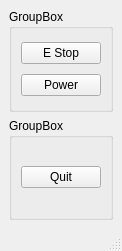
jethornton/Indicator, file simple.ui: the form before one commit.
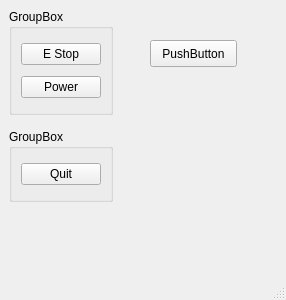
The form after the commit.

The edit to the form file:
```diff
--- a/simple.ui
+++ b/simple.ui
@@ -6,17 +6,23 @@
    <rect>
     <x>0</x>
     <y>0</y>
-    <width>122</width>
-    <height>251</height>
+    <width>286</width>
+    <height>300</height>
    </rect>
   </property>
   <property name="windowTitle">
    <string>MainWindow</string>
   </property>
   <widget class="QWidget" name="centralwidget">
-   <layout class="QVBoxLayout" name="verticalLayout">
-    <item>
      <widget class="QGroupBox" name="groupBox">
+    <property name="geometry">
+     <rect>
+      <x>9</x>
+      <y>9</y>
+      <width>104</width>
+      <height>106</height>
+     </rect>
+    </property>
       <property name="title">
        <string>GroupBox</string>
       </property>
@@ -46,9 +52,15 @@
        </item>
       </layout>
      </widget>
-    </item>
-    <item>
      <widget class="QGroupBox" name="groupBox_2">
+    <property name="geometry">
+     <rect>
+      <x>9</x>
+      <y>129</y>
+      <width>104</width>
+      <height>73</height>
+     </rect>
+    </property>
       <property name="title">
        <string>GroupBox</string>
       </property>
@@ -62,8 +74,22 @@
        </item>
       </layout>
      </widget>
-    </item>
-   </layout>
+   <widget class="QPushButton" name="pushButton">
+    <property name="geometry">
+     <rect>
+      <x>150</x>
+      <y>40</y>
+      <width>87</width>
+      <height>27</height>
+     </rect>
+    </property>
+    <property name="text">
+     <string>PushButton</string>
+    </property>
+    <property name="indicator" stdset="0">
+     <bool>true</bool>
+    </property>
+   </widget>
   </widget>
   <widget class="QMenuBar" name="menubar">
    <property name="geometry">
```
Left out of the diff: 2 changed lines with no effect on the pictures. Lines whose indentation alone changed are shown as unchanged.
